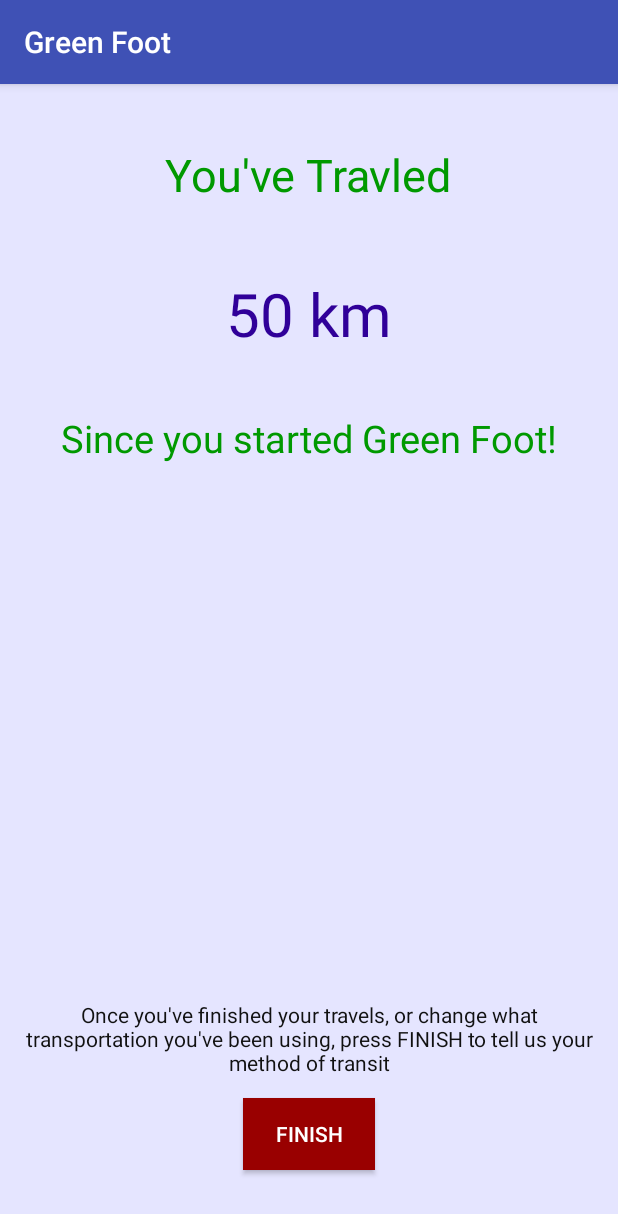
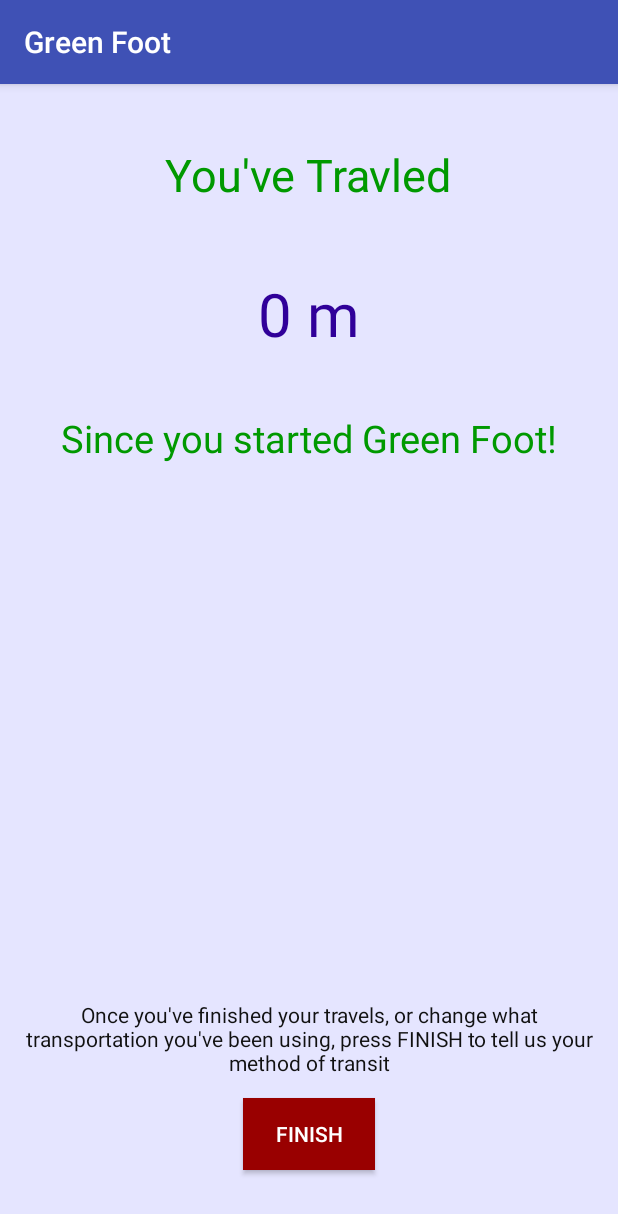
Before and after one commit to camorrow/greenFootGUI, an Android app: the TransitScreen screen opened directly, with no data from a screen before it, on a phone screen of 412 x 824 dp. Shown: the top 1214 px of the screen. Run offline under Robolectric (Android 15) with nearby library versions, the light colour scheme and no system bars; 1 statement that could not run was skipped.

Commit message:
bundle added, distance being updated on teh second screen

```diff
--- a/HackAZProject/GreenFoot/app/src/main/java/sodanoobs/greenfoot/StartScreen.java
+++ b/HackAZProject/GreenFoot/app/src/main/java/sodanoobs/greenfoot/StartScreen.java
@@ -35,7 +35,8 @@
                 }
                 else{
 
-                    startActivity(new Intent(StartScreen.this, TransitScreen.class));
+                    startActivity(new Intent(StartScreen.this, TransitScreen.class).putExtra("lastloc", lastloc ));
+
                     distance_travelled += lastloc.distanceTo(location);
                     TextView tt = (TextView) findViewById(R.id.startTitle);
                     tt.setText(Float.toString(distance_travelled));
--- a/HackAZProject/GreenFoot/app/src/main/java/sodanoobs/greenfoot/TransitScreen.java
+++ b/HackAZProject/GreenFoot/app/src/main/java/sodanoobs/greenfoot/TransitScreen.java
@@ -1,16 +1,53 @@
 package sodanoobs.greenfoot;
 
+import android.content.Context;
+import android.location.Location;
+import android.location.LocationListener;
+import android.location.LocationManager;
 import android.support.v7.app.AppCompatActivity;
 import android.os.Bundle;
 import android.view.View;
 import android.content.Intent;
+import android.widget.TextView;
 
 public class TransitScreen extends AppCompatActivity {
 
+    Location lastloc;
+    float distance_travelled;
+    LocationManager lm;
+    LocationListener listener;
     @Override
     protected void onCreate(Bundle savedInstanceState) {
         super.onCreate(savedInstanceState);
         setContentView(R.layout.activity_transit_screen);
+        lastloc = (Location) getIntent().getExtras().getParcelable("lastloc");
+
+        lm = (LocationManager)getSystemService(Context.LOCATION_SERVICE);
+        listener  = new LocationListener() {
+            @Override
+            public void onLocationChanged(Location location) {
+                distance_travelled += lastloc.distanceTo(location);
+                TextView tt = (TextView) findViewById(R.id.currentDistance);
+                tt.setText(Float.toString(distance_travelled));
+                lastloc = location;
+
+                //TODO -- Barney says what should happen
+                // when the framework invokes onLocationChanged
+            }
+            @Override
+            public void onProviderDisabled(String z) {
+                return;
+            }
+            @Override
+            public void onProviderEnabled(String z) {
+                return;
+            }
+            @Override
+            public void onStatusChanged(String z, int a, Bundle c) {
+                return;
+            }
+        };
+        lm.requestLocationUpdates(LocationManager.GPS_PROVIDER, (long)10000, (float)0, listener);
     }
 
     public void toTravelScreen (View v){
--- a/HackAZProject/GreenFoot/app/src/main/res/layout/activity_transit_screen.xml
+++ b/HackAZProject/GreenFoot/app/src/main/res/layout/activity_transit_screen.xml
@@ -34,7 +34,7 @@
         android:layout_centerHorizontal="true" />
 
     <TextView
-        android:text="50 km"
+        android:text="0 m"
         android:layout_width="wrap_content"
         android:layout_height="wrap_content"
         android:layout_marginTop="45dp"
```
Also changed, not shown: HackAZProject/GreenFoot/app/src/main/java/sodanoobs/greenfoot/CarScreen.java (+7 -0 lines).
